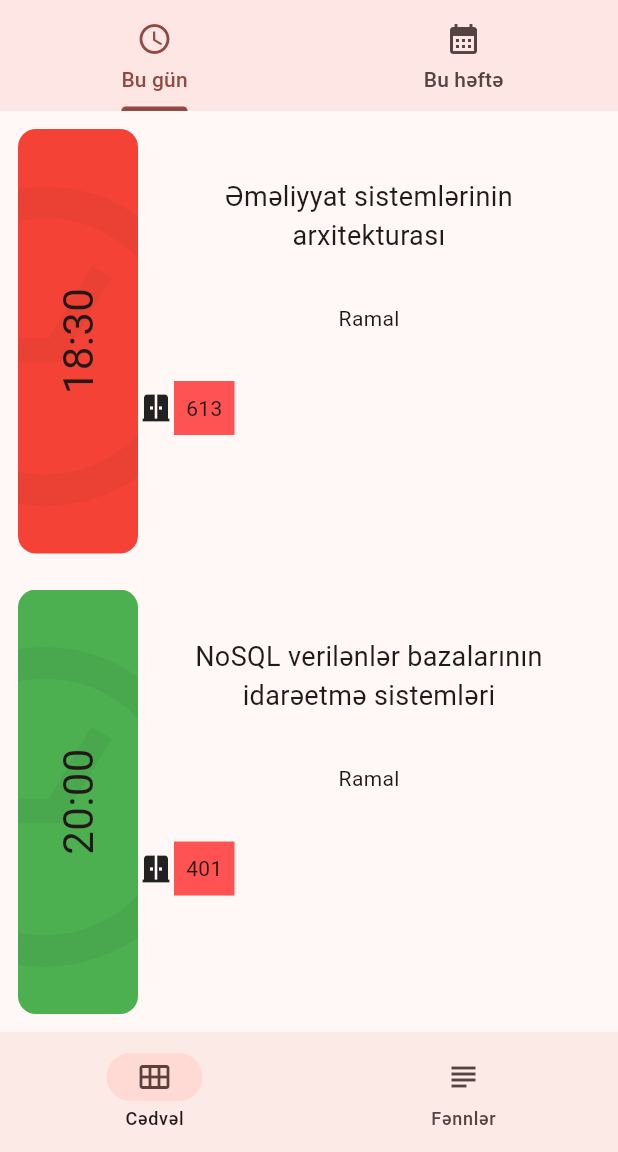
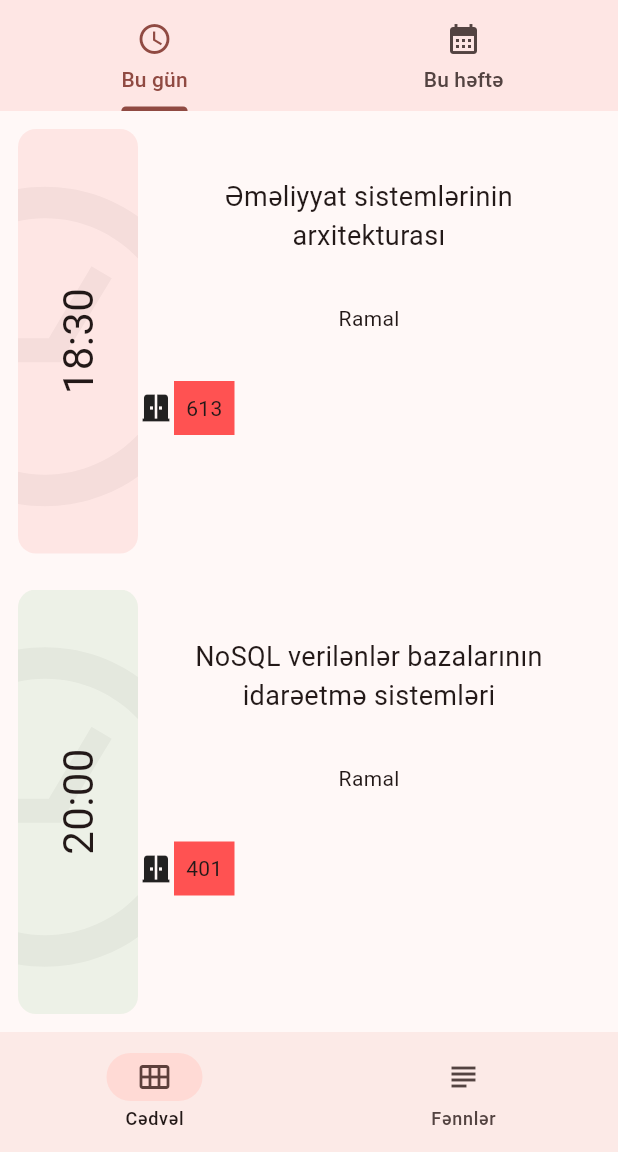
Before and after one commit to ramal-memmedli/lesson-scheduler, a Flutter app: the screen it shows after launch, on a phone screen of 412 x 824 dp, the part 84-1236 px from its top. Run offline on Flutter 3.47's test engine with Material 3 defaults, Android fonts, the phone set to English and light mode, and no system bars; our stand-ins replace dio, equatable.

Commit message:
Gray component issue fixed

```diff
--- a/lib/main.dart
+++ b/lib/main.dart
@@ -1,7 +1,4 @@
-import 'package:flutter/cupertino.dart';
 import 'package:flutter/material.dart';
-import 'package:flutter/painting.dart';
-import 'package:flutter/widgets.dart';
 
 void main() {
   runApp(const LessonSchedule());
@@ -50,10 +47,10 @@ class _HomePageState extends State<HomePage> {
   @override
   Widget build(BuildContext context) {
     return Scaffold(
-        appBar: SchedulerAppBar(),
+        appBar: const SchedulerAppBar(),
         body: <Widget>[
-          HomeTabBar(),
-          Subjects()
+          const HomeTabBar(),
+          const Subjects()
         ][currentPageIndex],
         bottomNavigationBar: NavigationBar(
             labelBehavior: labelBehavior,
@@ -154,8 +151,9 @@ class _HomeTabBarExampleState extends State<HomeTabBar>
     return Scaffold(
       appBar: PreferredSize(
 
-        preferredSize: Size.fromHeight(kToolbarHeight + 25),
+        preferredSize: const Size.fromHeight(kToolbarHeight + 25),
         child: ColoredBox(
+          color: Colors.red.withAlpha(25),
           child: TabBar(
 
             dividerHeight: 0,
@@ -174,7 +172,6 @@ class _HomeTabBarExampleState extends State<HomeTabBar>
               ),
             ],
           ),
-          color: Colors.red.withAlpha(25),
         )
       ),
       body: TabBarView(
@@ -222,10 +219,10 @@ class LessonBox extends StatelessWidget {
   @override
   Widget build(BuildContext context) {
     return Container(
-      margin: EdgeInsets.all(12),
+      margin: const EdgeInsets.all(12),
       child: InkWell(
         borderRadius: BorderRadius.circular(12),
-        splashColor: accentColor,
+        splashColor: accentColor.withAlpha(25),
         onTap: () {
           showModalBottomSheet(
               context: context,
@@ -243,7 +240,6 @@ class LessonBox extends StatelessWidget {
                 );
               });
         },
-        child: Expanded(
         child: Row(
           children: [
             RotatedBox(
@@ -255,18 +251,20 @@ class LessonBox extends StatelessWidget {
                       width: double.infinity,
                       decoration: BoxDecoration(
                         borderRadius: BorderRadius.circular(12),
-                      color: accentColor,
+                        color: accentColor.withAlpha(25),
                       ),
                       child: Center(
                         child: Text(
                           lessonTime,
-                        style: TextStyle(
+                          style: const TextStyle(
                             fontSize: 28,
                           ),
                         ),
                       ),
                     ),
-                  Positioned(
+                    const Positioned(
+                      left: 10,
+                      top: -110,
                       child: Opacity(
                         opacity: 0.04,
                         child: Icon(
@@ -274,13 +272,11 @@ class LessonBox extends StatelessWidget {
                           size: 256,
                         ),
                       ),
-                    left: 10,
-                    top: -110,
                     )
                   ],
                 )
             ),
-              Expanded(
+            Flexible(
               child: Column(
                 children: [
                   LessonName(lessonName),
@@ -290,7 +286,6 @@ class LessonBox extends StatelessWidget {
               ),
             )
           ],
-          ),
         ),
       ),
     );
@@ -306,11 +301,11 @@ class LessonRoom extends StatelessWidget {
   Widget build(BuildContext context) {
     return Row(
       children: [
-        Icon(Icons.door_sliding),
+        const Icon(Icons.door_sliding),
         ColoredBox(
             color: Colors.redAccent,
           child: Padding(
-            padding: EdgeInsets.all(8),
+            padding: const EdgeInsets.all(8),
 
             child: Text(lessonRoom.toString()),
           ),
@@ -328,11 +323,11 @@ class LessonTeacher extends StatelessWidget {
   @override
   Widget build(BuildContext context) {
     return Padding(
-      padding: EdgeInsets.only(left: 32, right: 32, bottom: 32),
+      padding: const EdgeInsets.only(left: 32, right: 32, bottom: 32),
       child: Text(
         teacherFullName,
         textAlign: TextAlign.left,
-        style: TextStyle(
+        style: const TextStyle(
             fontSize: 14
         ),
       ),
@@ -348,10 +343,10 @@ class LessonName extends StatelessWidget {
   @override
   Widget build(BuildContext context) {
     return Padding(
-      padding: EdgeInsets.all(32),
+      padding: const EdgeInsets.all(32),
       child: Text(
         lessonName,
-        style: TextStyle(
+        style: const TextStyle(
           fontSize: 18,
         ),
         textAlign: TextAlign.center,
```
Lines whose indentation alone changed are shown as unchanged.
